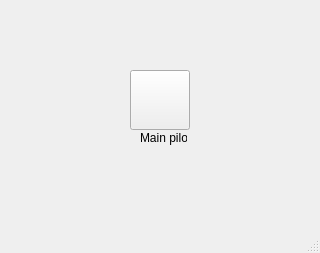
Before: the Qt Designer form startwindow.ui in robocenter-rov/remote-control, drawn with Qt 5.
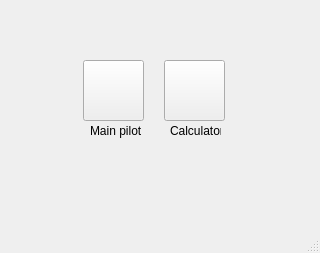
After: the same form once the commit is applied.

Commit message: Add calcButton for calling CalcWindow. Update ui

```diff
--- a/startwindow.ui
+++ b/startwindow.ui
@@ -35,10 +35,10 @@
    <widget class="QLabel" name="label">
     <property name="geometry">
      <rect>
-      <x>140</x>
-      <y>130</y>
-      <width>47</width>
-      <height>16</height>
+      <x>90</x>
+      <y>120</y>
+      <width>51</width>
+      <height>21</height>
      </rect>
     </property>
     <property name="text">
@@ -48,10 +48,29 @@
    <widget class="QToolButton" name="mainPilotButton">
     <property name="geometry">
      <rect>
-      <x>130</x>
-      <y>70</y>
+      <x>83</x>
+      <y>60</y>
+      <width>61</width>
+      <height>61</height>
+     </rect>
+    </property>
+    <property name="minimumSize">
+     <size>
       <width>60</width>
       <height>60</height>
+     </size>
+    </property>
+    <property name="text">
+     <string/>
+    </property>
+   </widget>
+   <widget class="QToolButton" name="calcButton">
+    <property name="geometry">
+     <rect>
+      <x>164</x>
+      <y>60</y>
+      <width>61</width>
+      <height>61</height>
      </rect>
     </property>
     <property name="minimumSize">
@@ -64,6 +83,19 @@
      <string/>
     </property>
    </widget>
+   <widget class="QLabel" name="calcLabel">
+    <property name="geometry">
+     <rect>
+      <x>170</x>
+      <y>120</y>
+      <width>51</width>
+      <height>21</height>
+     </rect>
+    </property>
+    <property name="text">
+     <string>Calculator</string>
+    </property>
+   </widget>
   </widget>
   <widget class="QMenuBar" name="menubar">
    <property name="geometry">
```
Left out of the diff: 2 changed lines with no effect on the pictures. The commit also changes 2 other files.
